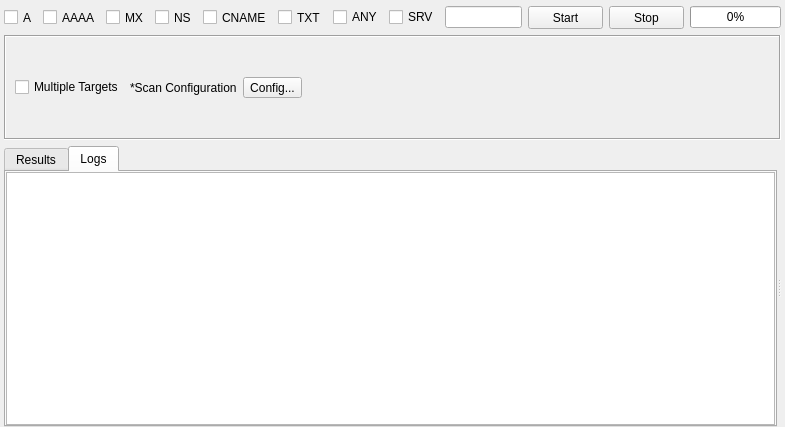
First picture: the form in sub3suite/src/engines/dns/Dns.ui, repository 3nock/OTE, before the edit.
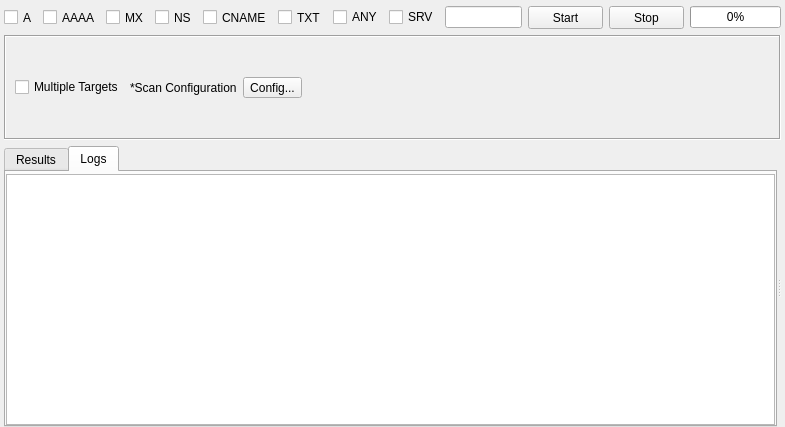
Second picture: the form after the edit. The open tabs and pages were chosen to show the change. Custom widgets are drawn as their Qt base class.

```diff
--- a/sub3suite/src/engines/dns/Dns.ui
+++ b/sub3suite/src/engines/dns/Dns.ui
@@ -511,7 +511,7 @@
             <number>0</number>
            </property>
            <property name="topMargin">
-            <number>0</number>
+            <number>2</number>
            </property>
            <property name="rightMargin">
             <number>0</number>
```
